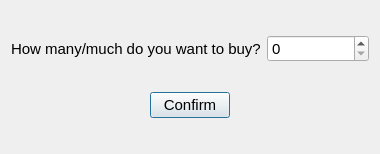
First picture: the form in Store/addtocart.ui, repository SamanOmidi/GroceryStore, before the edit.
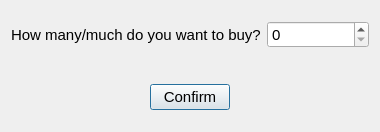
Second picture: the form after the edit.

The edit to the form file:
```diff
--- a/Store/addtocart.ui
+++ b/Store/addtocart.ui
@@ -7,7 +7,7 @@
     <x>0</x>
     <y>0</y>
     <width>380</width>
-    <height>154</height>
+    <height>132</height>
    </rect>
   </property>
   <property name="windowTitle">
@@ -42,6 +42,22 @@
      </item>
     </layout>
    </item>
+   <item>
+    <spacer name="verticalSpacer">
+     <property name="orientation">
+      <enum>Qt::Vertical</enum>
+     </property>
+     <property name="sizeType">
+      <enum>QSizePolicy::Fixed</enum>
+     </property>
+     <property name="sizeHint" stdset="0">
+      <size>
+       <width>20</width>
+       <height>20</height>
+      </size>
+     </property>
+    </spacer>
+   </item>
    <item>
     <layout class="QHBoxLayout" name="horizontalLayout">
      <item>
```
Left out of the diff: 2 changed lines with no effect on the pictures.
